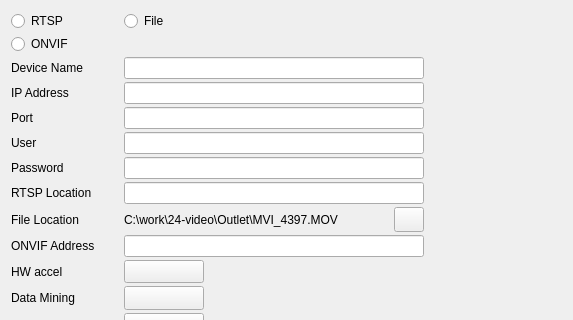
Qt form veapp/main/vsccameraadd.ui (linkingvision/rapidvms) before a commit; both pictures show x 0 to 573 and y 0 to 320 of the 1040 by 510 pixel window.
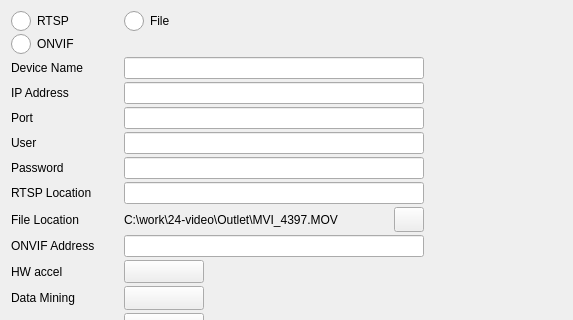
The same form after that commit. Icons and pictures are not drawn. Custom widgets are drawn as their Qt base class.

Commit message: add radio button

Diff of the .ui file:
```diff
--- a/veapp/main/vsccameraadd.ui
+++ b/veapp/main/vsccameraadd.ui
@@ -141,6 +141,36 @@
        </item>
        <item row="1" column="0">
         <widget class="QRadioButton" name="radioButtonOnvif">
+         <property name="styleSheet">
+          <string notr="true">QRadioButton::indicator {
+    width: 20px;
+    height: 20px;
+}
+
+QRadioButton::indicator::unchecked {
+    image: url(:/action/resources/radiobutton_unchecked.png);
+}
+
+QRadioButton::indicator:unchecked:hover {
+    image: url(:/action/resources/radiobutton_unchecked_hover.png);
+}
+
+QRadioButton::indicator:unchecked:pressed {
+    image: url(:/action/resources/radiobutton_unchecked_pressed.png);
+}
+
+QRadioButton::indicator::checked {
+    image: url(:/action/resources/radiobutton_checked.png);
+}
+
+QRadioButton::indicator:checked:hover {
+    image: url(:/action/resources/radiobutton_checked_hover.png);
+}
+
+QRadioButton::indicator:checked:pressed {
+    image: url(:/action/resources/radiobutton_checked_pressed.png);
+}</string>
+         </property>
          <property name="text">
           <string>ONVIF</string>
          </property>
@@ -189,6 +219,36 @@
        </item>
        <item row="0" column="0">
         <widget class="QRadioButton" name="radioButtonRtsp">
+         <property name="styleSheet">
+          <string notr="true">QRadioButton::indicator {
+    width: 20px;
+    height: 20px;
+}
+
+QRadioButton::indicator::unchecked {
+    image: url(:/action/resources/radiobutton_unchecked.png);
+}
+
+QRadioButton::indicator:unchecked:hover {
+    image: url(:/action/resources/radiobutton_unchecked_hover.png);
+}
+
+QRadioButton::indicator:unchecked:pressed {
+    image: url(:/action/resources/radiobutton_unchecked_pressed.png);
+}
+
+QRadioButton::indicator::checked {
+    image: url(:/action/resources/radiobutton_checked.png);
+}
+
+QRadioButton::indicator:checked:hover {
+    image: url(:/action/resources/radiobutton_checked_hover.png);
+}
+
+QRadioButton::indicator:checked:pressed {
+    image: url(:/action/resources/radiobutton_checked_pressed.png);
+}</string>
+         </property>
          <property name="text">
           <string>RTSP</string>
          </property>
@@ -196,6 +256,36 @@
        </item>
        <item row="0" column="1">
         <widget class="QRadioButton" name="radioButtonFile">
+         <property name="styleSheet">
+          <string notr="true">QRadioButton::indicator {
+    width: 20px;
+    height: 20px;
+}
+
+QRadioButton::indicator::unchecked {
+    image: url(:/action/resources/radiobutton_unchecked.png);
+}
+
+QRadioButton::indicator:unchecked:hover {
+    image: url(:/action/resources/radiobutton_unchecked_hover.png);
+}
+
+QRadioButton::indicator:unchecked:pressed {
+    image: url(:/action/resources/radiobutton_unchecked_pressed.png);
+}
+
+QRadioButton::indicator::checked {
+    image: url(:/action/resources/radiobutton_checked.png);
+}
+
+QRadioButton::indicator:checked:hover {
+    image: url(:/action/resources/radiobutton_checked_hover.png);
+}
+
+QRadioButton::indicator:checked:pressed {
+    image: url(:/action/resources/radiobutton_checked_pressed.png);
+}</string>
+         </property>
          <property name="text">
           <string>File</string>
          </property>
```
